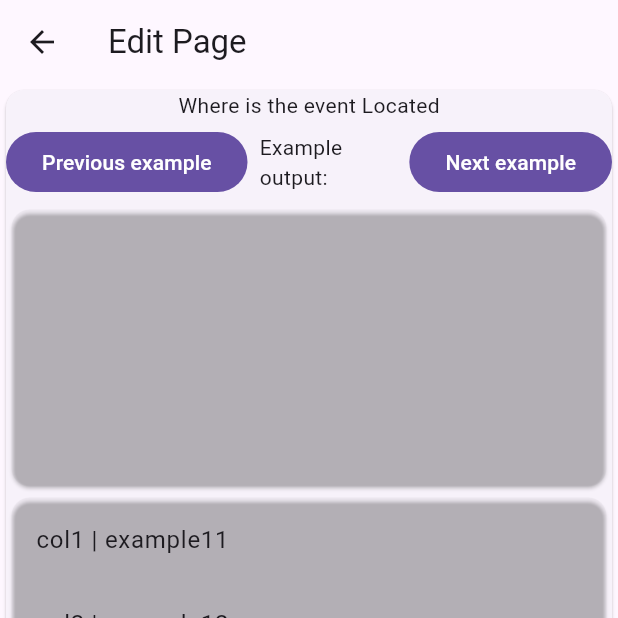
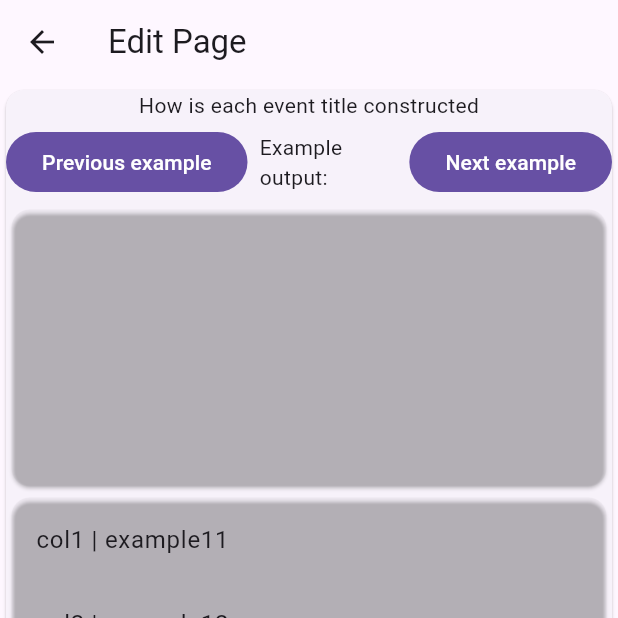
Before and after one commit to cs481-ekh/s25-syncineers, a Flutter app: the EditPage screen opened by its route, on a phone screen of 412 x 824 dp, the top half of it. Run offline on Flutter 3.47's test engine with Material 3 defaults, Android fonts, the phone set to English and light mode, and no system bars; our stand-ins replace csv, file_picker, google_sign_in, googleapis_auth, shared_preferences, web; missing offline and left inert: excel, file_saver, googleapis; accounts and stored records are empty.

Commit message:
closes #116 (#126)

```diff
--- a/easy_sync/lib/pages/editPage.dart
+++ b/easy_sync/lib/pages/editPage.dart
@@ -16,7 +16,7 @@ class EditPage extends StatefulWidget {
 
 class _EditPageState extends State<EditPage> {
   final Map<String, QuestionAndAnswers> questions = {
-    // "summary": QuestionAndAnswers("How is each event title constructed"),
+    "summary": QuestionAndAnswers("How is each event title constructed"),
     "location": QuestionAndAnswers("Where is the event Located"),
     "description": QuestionAndAnswers("While not needed. If you want to add a description, then you can build one here."),
     // "first day" : QuestionAndAnswers("Which column contains the first day"),
@@ -167,7 +167,7 @@ class Dataset {
           MapEntry(key, getColumnsFromRow(i, value.answerIndices)));
 
       output.add(EventStruct(
-        summary: parseSummary([]),
+        summary: parseSummary(answers["summary"]!),
         description: parseDescription(answers["description"]!),
         location: parseLocation(answers["location"]!),
         startTime: parseStartTime([]),
@@ -327,8 +327,9 @@ class QuestionWidget extends StatelessWidget {
 }
 
 String parseSummary(List<String> input) {
-  // TODO fixme
-  return "fixme";
+  String output = input.isEmpty ? "no title given" : input.join(" ").trim();
+  output = (output == "") ? "no title given" : output;
+  return output;
 }
 
 String parseDescription(List<String> input) {
```
